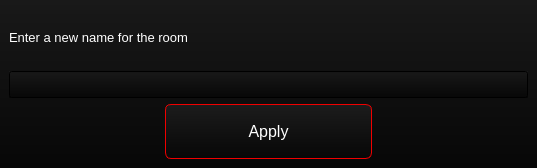
This is src/View/ChangeRoomNameWindow/changeroomnamewindow.ui in Flone-dnb/SilentServer as Qt 5 draws it before an edit. The edited form follows.
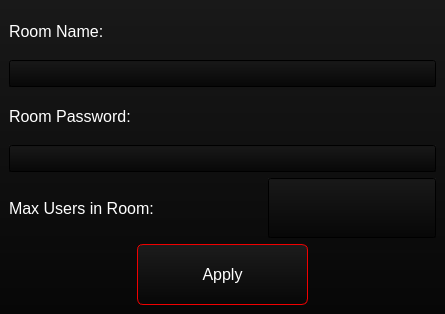
This is the edited form.

Commit message: Change room settings.

```diff
--- a/src/View/ChangeRoomNameWindow/changeroomnamewindow.ui
+++ b/src/View/ChangeRoomNameWindow/changeroomnamewindow.ui
@@ -6,8 +6,8 @@
    <rect>
     <x>0</x>
     <y>0</y>
-    <width>537</width>
-    <height>168</height>
+    <width>445</width>
+    <height>314</height>
    </rect>
   </property>
   <property name="windowTitle">
@@ -18,20 +18,20 @@
 color: white;</string>
   </property>
   <widget class="QWidget" name="centralwidget">
-   <layout class="QVBoxLayout" name="verticalLayout" stretch="20,60,20">
+   <layout class="QVBoxLayout" name="verticalLayout" stretch="15,15,15,15,20,20">
     <item>
      <widget class="QLabel" name="label">
       <property name="font">
        <font>
         <family>Segoe UI</family>
-        <pointsize>10</pointsize>
+        <pointsize>12</pointsize>
        </font>
       </property>
       <property name="styleSheet">
        <string notr="true">background-color: transparent;</string>
       </property>
       <property name="text">
-       <string>Enter a new name for the room</string>
+       <string>Room Name:</string>
       </property>
       <property name="wordWrap">
        <bool>true</bool>
@@ -48,6 +48,74 @@
       </property>
      </widget>
     </item>
+    <item>
+     <widget class="QLabel" name="label_2">
+      <property name="font">
+       <font>
+        <family>Segoe UI</family>
+        <pointsize>12</pointsize>
+       </font>
+      </property>
+      <property name="styleSheet">
+       <string notr="true">background: transparent;</string>
+      </property>
+      <property name="text">
+       <string>Room Password:</string>
+      </property>
+     </widget>
+    </item>
+    <item>
+     <widget class="QLineEdit" name="lineEdit_password">
+      <property name="font">
+       <font>
+        <family>Segoe UI</family>
+        <pointsize>12</pointsize>
+       </font>
+      </property>
+      <property name="maxLength">
+       <number>255</number>
+      </property>
+      <property name="echoMode">
+       <enum>QLineEdit::Password</enum>
+      </property>
+     </widget>
+    </item>
+    <item>
+     <layout class="QHBoxLayout" name="horizontalLayout_2" stretch="60,40">
+      <item>
+       <widget class="QLabel" name="label_3">
+        <property name="font">
+         <font>
+          <family>Segoe UI</family>
+          <pointsize>12</pointsize>
+         </font>
+        </property>
+        <property name="styleSheet">
+         <string notr="true">background: transparent;</string>
+        </property>
+        <property name="text">
+         <string>Max Users in Room:</string>
+        </property>
+       </widget>
+      </item>
+      <item>
+       <widget class="QLineEdit" name="lineEdit_count">
+        <property name="sizePolicy">
+         <sizepolicy hsizetype="Expanding" vsizetype="Expanding">
+          <horstretch>0</horstretch>
+          <verstretch>0</verstretch>
+         </sizepolicy>
+        </property>
+        <property name="font">
+         <font>
+          <family>Segoe UI</family>
+          <pointsize>12</pointsize>
+         </font>
+        </property>
+       </widget>
+      </item>
+     </layout>
+    </item>
     <item>
      <layout class="QHBoxLayout" name="horizontalLayout" stretch="30,40,30">
       <item>
```
Left out of the diff: 9 changed lines with no effect on the pictures. The commit also changes 14 other files.
